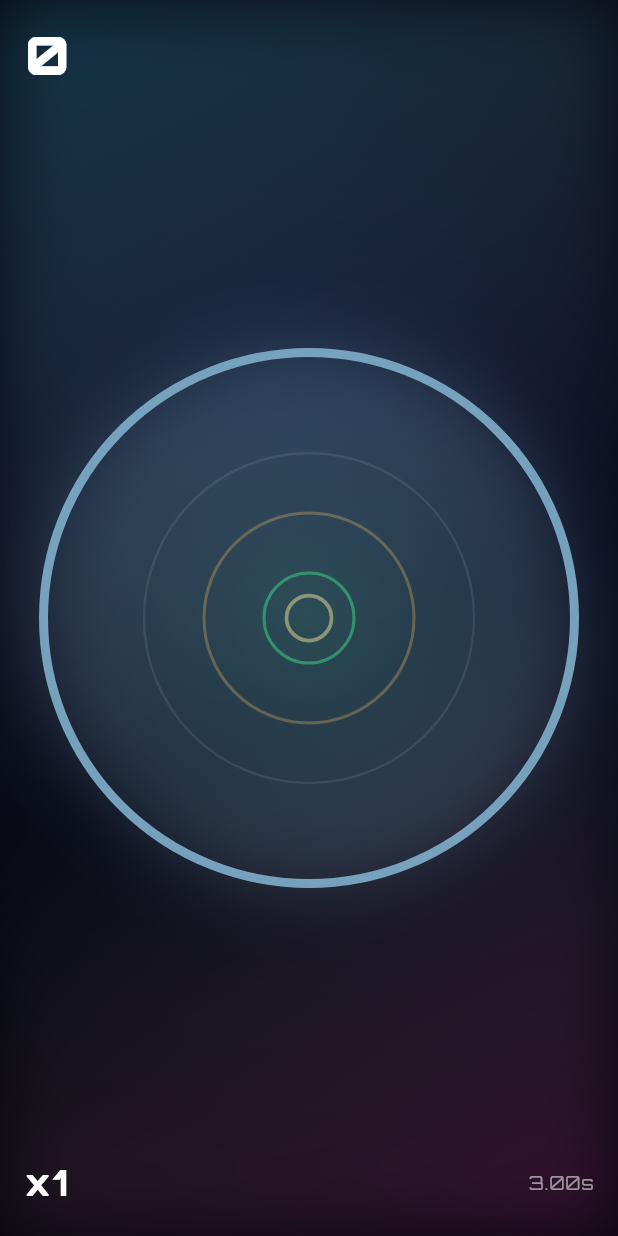
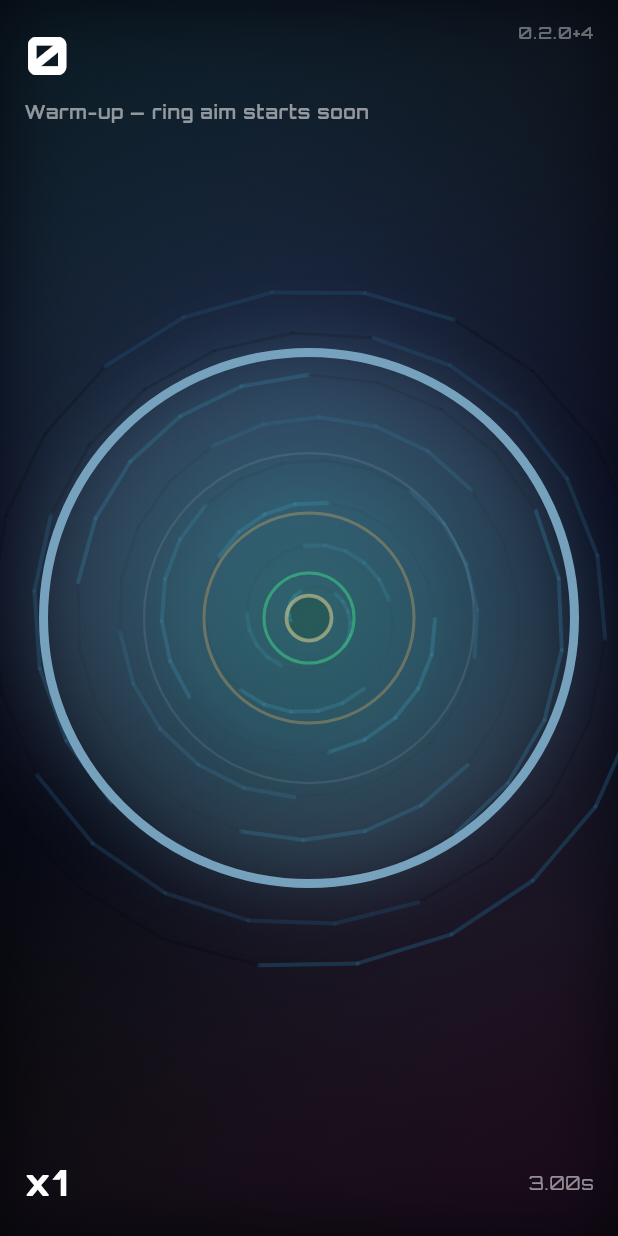
Before and after one commit to dimkahex/NeonTap, a Flutter app: the screen it shows after launch, after a tap on "PLAY", on a phone screen of 412 x 824 dp. Run offline on Flutter 3.47's test engine with Material 3 defaults, Android fonts, the phone set to English and light mode, and no system bars; our stand-ins replace audioplayers, firebase_auth, firebase_core, google_fonts, shared_preferences; accounts and stored records are empty; network calls fail.

Commit message:
Release build 0.2.0+4: single APK CI, spiral perf, ring guide, version UI
Made-with: Cursor

```diff
--- /dev/null
+++ b/lib/src/app_version.dart
@@ -0,0 +1,2 @@
+/// Sync with `pubspec.yaml` version when you bump the build.
+const String kAppVersion = '0.2.0+4';
--- a/lib/src/screens/game_screen.dart
+++ b/lib/src/screens/game_screen.dart
@@ -3,6 +3,7 @@ import 'dart:math' as math;
 
 import 'package:flutter/material.dart';
 
+import '../app_version.dart';
 import '../game/difficulty.dart';
 import '../game/judgement.dart';
 import '../game/run_result.dart';
@@ -13,6 +14,7 @@ import '../ui/neon_background.dart';
 import '../ui/neon_circle_painter.dart';
 import '../ui/floating_points_overlay.dart';
 import '../ui/particles_overlay.dart';
+import '../ui/ring_guide_painter.dart';
 import '../ui/spiral_overlay.dart';
 import 'results_screen.dart';
 
@@ -31,6 +33,9 @@ class _GameScreenState extends State<GameScreen> with TickerProviderStateMixin {
   static const double _ringHalfWidthPx = 30;
   /// Decorative spiral "eye" — if the ring is far out, tapping the eye is a miss.
   static const double _voidEyePx = 16;
+  /// Ring aim + spiral visible early (was 150 — too long to notice in a short run).
+  static const int _ringAimMinScore = 35;
+  static const int _driftMinScore = 70;
 
   late AnimationController _shrink;
   late AnimationController _pulse;
@@ -117,8 +122,8 @@ class _GameScreenState extends State<GameScreen> with TickerProviderStateMixin {
     final double tapDist = (tapPos - center).distance;
     final double r = _currentRadius;
 
-    // From mid-game: must tap ON the shrinking ring (timing + aim), not anywhere.
-    final bool ringAim = _score >= 150;
+    // Ring aim: tap must land on the current ring (not anywhere on screen).
+    final bool ringAim = _score >= _ringAimMinScore;
     if (ringAim) {
       final double delta = (tapDist - r).abs();
       if (delta > _ringHalfWidthPx) {
@@ -194,8 +199,7 @@ class _GameScreenState extends State<GameScreen> with TickerProviderStateMixin {
   }
 
   void _updateDrift() {
-    // Drift starts later to keep early game clean.
-    if (_score < 150) {
+    if (_score < _driftMinScore) {
       if (_centerOffset.value != Offset.zero) _centerOffset.value = Offset.zero;
       return;
     }
@@ -261,15 +265,21 @@ class _GameScreenState extends State<GameScreen> with TickerProviderStateMixin {
     Navigator.of(context).pushReplacementNamed(ResultsScreen.route, arguments: result);
   }
 
+  /// Spiral visible from the first frame; intensity ramps with score.
+  double _spiralIntensityForScore(int s) {
+    if (s < 40) return 0.20;
+    if (s < 120) return 0.38;
+    if (s < 250) return 0.55;
+    if (s < 400) return 0.78;
+    return 0.95;
+  }
+
   @override
   Widget build(BuildContext context) {
     final Difficulty d = difficultyForScore(_score);
     final bool distract = d.pulseDistract;
-    final double spiralIntensity = switch (_score) {
-      < 150 => 0.0,
-      < 400 => 0.45,
-      _ => 0.95,
-    };
+    final double spiralIntensity = _spiralIntensityForScore(_score);
+    final bool ringAim = _score >= _ringAimMinScore;
 
     return Scaffold(
       body: NeonBackground(
@@ -282,7 +292,7 @@ class _GameScreenState extends State<GameScreen> with TickerProviderStateMixin {
               Positioned.fill(
                 child: SpiralOverlay(
                   centerOffset: _centerOffset,
-                  enabled: _score >= 150,
+                  enabled: true,
                   intensity: spiralIntensity,
                   score: _score,
                 ),
@@ -293,15 +303,30 @@ class _GameScreenState extends State<GameScreen> with TickerProviderStateMixin {
                   builder: (BuildContext context, _) {
                     final double r = _currentRadius;
                     final double hitScale = 1.0 + (0.035 * (1.0 - Curves.easeOut.transform(_hitPulse.value)));
-                    return CustomPaint(
+                    final double rr = r * hitScale;
+                    return Stack(
+                      children: <Widget>[
+                        if (ringAim)
+                          CustomPaint(
+                            painter: RingGuidePainter(
+                              centerOffset: _centerOffset.value,
+                              ringRadius: rr,
+                              halfWidth: _ringHalfWidthPx,
+                              opacity: 1.0,
+                            ),
+                            child: const SizedBox.expand(),
+                          ),
+                        CustomPaint(
                           painter: NeonCirclePainter(
-                        radius: r * hitScale,
+                            radius: rr,
                             maxRadius: _maxRadius,
                             pulse: distract ? _pulse.value : 0,
                             missFlash: _missFlash.value,
                             centerOffset: _centerOffset.value,
                           ),
                           child: const SizedBox.expand(),
+                        ),
+                      ],
                     );
                   },
                 ),
@@ -312,8 +337,12 @@ class _GameScreenState extends State<GameScreen> with TickerProviderStateMixin {
                 top: 14,
                 left: 16,
                 right: 16,
-                child: Row(
+                child: Column(
+                  crossAxisAlignment: CrossAxisAlignment.stretch,
+                  children: <Widget>[
+                    Row(
                       mainAxisAlignment: MainAxisAlignment.spaceBetween,
+                      crossAxisAlignment: CrossAxisAlignment.start,
                       children: <Widget>[
                         Text(
                           _score.toString(),
@@ -322,7 +351,33 @@ class _GameScreenState extends State<GameScreen> with TickerProviderStateMixin {
                                 letterSpacing: 1.4,
                               ),
                         ),
+                        Column(
+                          crossAxisAlignment: CrossAxisAlignment.end,
+                          children: <Widget>[
+                            Text(
+                              kAppVersion,
+                              style: Theme.of(context).textTheme.labelSmall?.copyWith(
+                                    color: Colors.white38,
+                                    letterSpacing: 0.8,
+                                  ),
+                            ),
+                            const SizedBox(height: 4),
                             _RankRisingBadge(score: _score),
+                          ],
+                        ),
+                      ],
+                    ),
+                    const SizedBox(height: 8),
+                    Text(
+                      ringAim
+                          ? 'AIM: tap on the ring (not empty space)'
+                          : 'Warm-up — ring aim starts soon',
+                      style: Theme.of(context).textTheme.labelMedium?.copyWith(
+                            color: ringAim ? const Color(0xFF35E6FF) : Colors.white54,
+                            letterSpacing: 0.6,
+                            fontWeight: FontWeight.w600,
+                          ),
+                    ),
                   ],
                 ),
               ),
--- a/lib/src/screens/main_menu_screen.dart
+++ b/lib/src/screens/main_menu_screen.dart
@@ -1,5 +1,6 @@
 import 'package:flutter/material.dart';
 
+import '../app_version.dart';
 import '../ui/neon_background.dart';
 import '../ui/neon_button.dart';
 import 'arena_screen.dart';
@@ -67,6 +68,15 @@ class MainMenuScreen extends StatelessWidget {
               ),
               const Spacer(),
               Text(
+                kAppVersion,
+                textAlign: TextAlign.center,
+                style: Theme.of(context).textTheme.labelSmall?.copyWith(
+                      color: Colors.white38,
+                      letterSpacing: 0.6,
+                    ),
+              ),
+              const SizedBox(height: 6),
+              Text(
                 'Phase 1: Offline core • Firebase guest auth wired',
                 textAlign: TextAlign.center,
                 style: Theme.of(context).textTheme.bodySmall?.copyWith(
--- /dev/null
+++ b/lib/src/ui/ring_guide_painter.dart
@@ -0,0 +1,43 @@
+import 'package:flutter/material.dart';
+
+/// Highlights the valid tap band (ring) when "aim mode" is active.
+class RingGuidePainter extends CustomPainter {
+  RingGuidePainter({
+    required this.centerOffset,
+    required this.ringRadius,
+    required this.halfWidth,
+    required this.opacity,
+  });
+
+  final Offset centerOffset;
+  final double ringRadius;
+  final double halfWidth;
+  final double opacity;
+
+  @override
+  void paint(Canvas canvas, Size size) {
+    if (opacity <= 0) return;
+    final Offset c = Offset(size.width / 2, size.height / 2) + centerOffset;
+
+    final Paint band = Paint()
+      ..style = PaintingStyle.stroke
+      ..strokeWidth = halfWidth * 2
+      ..color = const Color(0xFF35E6FF).withOpacity(0.18 * opacity);
+
+    canvas.drawCircle(c, ringRadius, band);
+
+    final Paint edge = Paint()
+      ..style = PaintingStyle.stroke
+      ..strokeWidth = 1.2
+      ..color = Colors.white.withOpacity(0.45 * opacity);
+    canvas.drawCircle(c, ringRadius, edge);
+  }
+
+  @override
+  bool shouldRepaint(covariant RingGuidePainter oldDelegate) {
+    return oldDelegate.centerOffset != centerOffset ||
+        oldDelegate.ringRadius != ringRadius ||
+        oldDelegate.halfWidth != halfWidth ||
+        oldDelegate.opacity != opacity;
+  }
+}
--- a/lib/src/ui/spiral_overlay.dart
+++ b/lib/src/ui/spiral_overlay.dart
@@ -28,7 +28,8 @@ class _SpiralOverlayState extends State<SpiralOverlay> with SingleTickerProvider
   @override
   void initState() {
     super.initState();
-    _c = AnimationController(vsync: this, duration: const Duration(milliseconds: 2600))..repeat();
+    // Slightly slower loop = fewer repaints per second for the same smoothness feel.
+    _c = AnimationController(vsync: this, duration: const Duration(milliseconds: 3400))..repeat();
   }
 
   @override
@@ -42,10 +43,13 @@ class _SpiralOverlayState extends State<SpiralOverlay> with SingleTickerProvider
     if (!widget.enabled || widget.intensity <= 0) return const SizedBox.shrink();
     final SpiralTheme theme = SpiralTheme.forScore(widget.score);
     return IgnorePointer(
+      child: RepaintBoundary(
         child: AnimatedBuilder(
           animation: Listenable.merge(<Listenable>[_c, widget.centerOffset]),
           builder: (BuildContext context, _) {
             return CustomPaint(
+              isComplex: true,
+              willChange: true,
               painter: _HypnoticSpiralPainter(
                 phase: _c.value,
                 centerOffset: widget.centerOffset.value,
@@ -56,11 +60,12 @@ class _SpiralOverlayState extends State<SpiralOverlay> with SingleTickerProvider
             );
           },
         ),
+      ),
     );
   }
 }
 
-/// Hypnotic vortex: alternating dark / neon bands along a spiral (reference-style).
+/// Hypnotic vortex — kept lightweight: few segments, no blur filters, reused [Paint].
 class _HypnoticSpiralPainter extends CustomPainter {
   _HypnoticSpiralPainter({
     required this.phase,
@@ -79,7 +84,6 @@ class _HypnoticSpiralPainter extends CustomPainter {
     final Offset c = Offset(size.width / 2, size.height / 2) + centerOffset;
     final double maxR = math.min(size.width, size.height) * 0.58;
 
-    // Slight vignette
     final Rect bounds = Offset.zero & size;
     final Paint vignette = Paint()
       ..shader = RadialGradient(
@@ -97,13 +101,12 @@ class _HypnoticSpiralPainter extends CustomPainter {
     canvas.drawRect(bounds, vignette);
 
     final double rot = phase * math.pi * 2 * (0.55 + 0.65 * intensity);
-    final double turns = 8.0 + 7.0 * intensity + theme.tier * 0.8;
+    final double turns = 7.0 + 6.0 * intensity + theme.tier * 0.6;
     final double thetaMax = math.pi * 2 * turns;
 
     final double a = 6.0;
     final double b = (maxR - a) / thetaMax;
 
-    // "Eye" void — small dark core (decorative; gameplay uses separate ring logic)
     final double voidR = 14.0 + 4.0 * intensity;
     canvas.drawCircle(
       c,
@@ -111,8 +114,13 @@ class _HypnoticSpiralPainter extends CustomPainter {
       Paint()..color = const Color(0xFF020308),
     );
 
-    final int steps = (950 + 650 * intensity + theme.tier * 120).round();
+    // Was ~950–1600 segments/frame — kills mobile GPU. Cap for smooth 60fps.
+    final int steps = (160 + 110 * intensity + theme.tier * 18).clamp(120, 300).round();
     final double twist = rot * 1.15;
+
+    final Paint seg = Paint()
+      ..style = PaintingStyle.stroke
+      ..strokeCap = StrokeCap.round;
 
     for (int i = 0; i < steps; i++) {
       final double t0 = i / steps;
@@ -129,31 +137,31 @@ class _HypnoticSpiralPainter extends CustomPainter {
       final Offset p0 = c + Offset(math.cos(ang0), math.sin(ang0)) * r0;
       final Offset p1 = c + Offset(math.cos(ang1), math.sin(ang1)) * r1;
 
-      // Band index → alternating primary vs near-black (reference: blue/black stripes)
       final double bandPhase = (th0 / (math.pi * 0.42)) + phase * 6.2 + theme.tier * 1.7;
       final bool darkBand = (bandPhase.floor() & 1) == 0;
 
       final Color base = darkBand ? theme.secondary : theme.primary;
-      // Fake "3D" rib: modulate lightness along the strip
       final double rib = 0.55 + 0.45 * math.sin(th0 * 0.35 + phase * math.pi * 2);
       final Color strokeColor = Color.lerp(base, theme.glow, darkBand ? 0.0 : 0.22 * rib)!.withOpacity(
         darkBand ? (0.22 + 0.12 * intensity) : (0.42 + 0.18 * intensity),
       );
 
-      final Paint seg = Paint()
-        ..style = PaintingStyle.stroke
-        ..strokeWidth = (2.0 + 2.8 * intensity + theme.tier * 0.35) * (darkBand ? 0.85 : 1.05)
-        ..strokeCap = StrokeCap.round
-        ..color = strokeColor;
-
+      seg
+        ..color = strokeColor
+        ..strokeWidth = (2.0 + 2.4 * intensity + theme.tier * 0.3) * (darkBand ? 0.85 : 1.05);
       canvas.drawLine(p0, p1, seg);
     }
 
-    // Soft neon bloom on top
+    // Soft rim without MaskFilter.blur (blur was the main GPU cost here).
     final Paint glow = Paint()
-      ..color = theme.glow.withOpacity(0.04 + 0.06 * intensity)
-      ..maskFilter = MaskFilter.blur(BlurStyle.normal, 18 + 22 * intensity);
-    canvas.drawCircle(c, maxR * 0.92, glow);
+      ..shader = RadialGradient(
+        colors: <Color>[
+          theme.glow.withOpacity(0.14 + 0.10 * intensity),
+          Colors.transparent,
+        ],
+        stops: const <double>[0.35, 1.0],
+      ).createShader(Rect.fromCircle(center: c, radius: maxR * 0.95));
+    canvas.drawCircle(c, maxR * 0.95, glow);
   }
 
   @override
--- a/lib/src/ui/spiral_theme.dart
+++ b/lib/src/ui/spiral_theme.dart
@@ -14,9 +14,8 @@ class SpiralTheme {
   final Color glow;
   final int tier;
 
-  /// 0 = off / minimal, 1 = mid, 2 = hard, 3 = extreme
   static SpiralTheme forScore(int score) {
-    if (score < 150) {
+    if (score < 40) {
       return const SpiralTheme(
         primary: Color(0xFF1A3A5C),
         secondary: Color(0xFF05060A),
@@ -24,7 +23,7 @@ class SpiralTheme {
         tier: 0,
       );
     }
-    if (score < 250) {
+    if (score < 120) {
       return const SpiralTheme(
         primary: Color(0xFF1565C0),
         secondary: Color(0xFF05060A),
@@ -32,7 +31,7 @@ class SpiralTheme {
         tier: 1,
       );
     }
-    if (score < 400) {
+    if (score < 280) {
       return const SpiralTheme(
         primary: Color(0xFF7B1FA2),
         secondary: Color(0xFF05060A),
@@ -40,11 +39,19 @@ class SpiralTheme {
         tier: 2,
       );
     }
+    if (score < 400) {
+      return const SpiralTheme(
+        primary: Color(0xFFC62828),
+        secondary: Color(0xFF05060A),
+        glow: Color(0xFFFF8A80),
+        tier: 3,
+      );
+    }
     return const SpiralTheme(
       primary: Color(0xFFD32F2F),
       secondary: Color(0xFF05060A),
       glow: Color(0xFFFF5252),
-      tier: 3,
+      tier: 4,
     );
   }
 }
--- a/pubspec.yaml
+++ b/pubspec.yaml
@@ -3,7 +3,7 @@ description: "Ultra-minimalist neon timing game with online hooks (Phase 1: offl
 publish_to: "none"
 
 # name+b: bump +1 for each release build (visible in APK filenames from CI).
-version: 0.2.0+2
+version: 0.2.0+4
 
 environment:
   sdk: ">=3.3.0 <4.0.0"
```
Also changed, not shown: pubspec.lock (added), 2 other files. Lines whose indentation alone changed are shown as unchanged.
